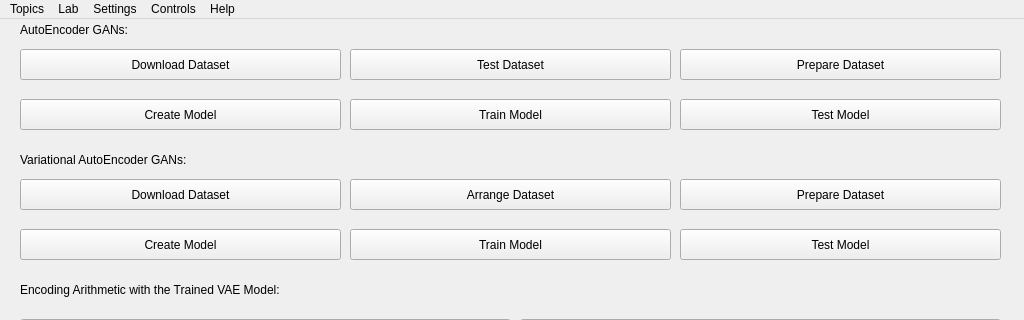
Above: ui.ui from mehrdadeahady/CV_with_ML_and_DL_and_GANs before the change; both pictures show x 0 to 1024 and y 0 to 320 of the 1024 by 768 pixel window. Below: the same form after it.
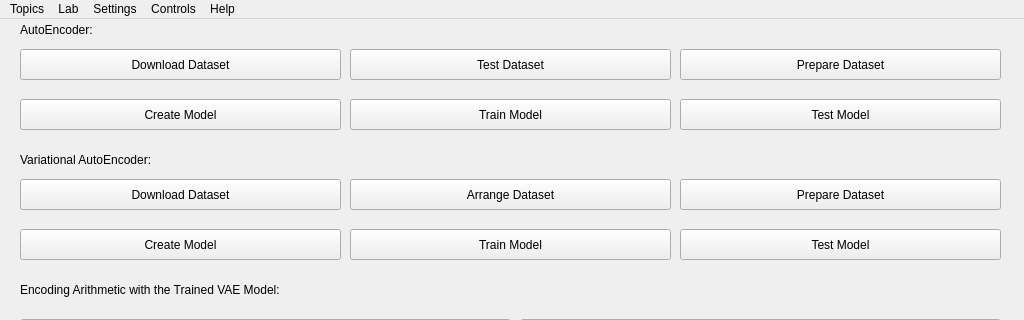
That is the form after the change. Icons and pictures are not drawn.

Commit message: Variational AutoEncoder Model Functionality Added.

Diff of the .ui file:
```diff
--- a/ui.ui
+++ b/ui.ui
@@ -5921,7 +5921,7 @@
        </rect>
       </property>
       <property name="text">
-       <string>AutoEncoder GANs:</string>
+       <string>AutoEncoder:</string>
       </property>
      </widget>
      <widget class="QPushButton" name="pushButton_DownloadDataset_AEGANs">
@@ -6022,7 +6022,7 @@
        </rect>
       </property>
       <property name="text">
-       <string>Variational AutoEncoder GANs:</string>
+       <string>Variational AutoEncoder:</string>
       </property>
      </widget>
      <widget class="QPushButton" name="pushButton_TestDataset_VAEGANs">
```
Left out of the diff: 58 changed lines with no effect on the pictures. The commit also changes 6 other files.
